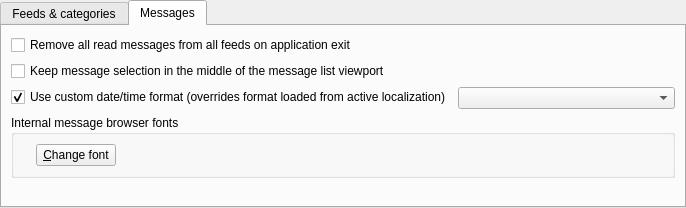
This is src/gui/settings/settingsfeedsmessages.ui in martinrotter/rssguard as Qt 5 draws it before an edit. The edited form follows.
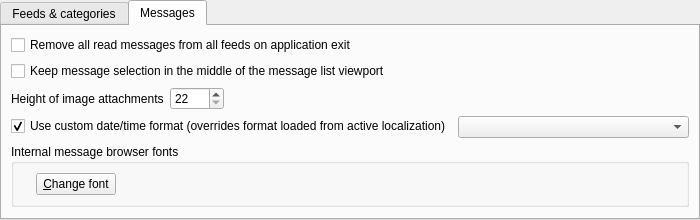
This is the edited form. The open tabs and pages were chosen to show the change. Custom widgets are drawn as their Qt base class.

Patch:
```diff
--- a/src/gui/settings/settingsfeedsmessages.ui
+++ b/src/gui/settings/settingsfeedsmessages.ui
@@ -6,8 +6,8 @@
    <rect>
     <x>0</x>
     <y>0</y>
-    <width>686</width>
-    <height>208</height>
+    <width>700</width>
+    <height>201</height>
    </rect>
   </property>
   <layout class="QHBoxLayout" name="horizontalLayout">
@@ -130,10 +130,7 @@
       <attribute name="title">
        <string>Messages</string>
       </attribute>
-      <layout class="QFormLayout" name="formLayout_11">
-       <property name="fieldGrowthPolicy">
-        <enum>QFormLayout::AllNonFixedFieldsGrow</enum>
-       </property>
+      <layout class="QFormLayout" name="formLayout">
        <item row="0" column="0">
         <widget class="QCheckBox" name="m_checkRemoveReadMessagesOnExit">
          <property name="text">
@@ -148,6 +145,27 @@
          </property>
         </widget>
        </item>
+       <item row="2" column="0">
+        <layout class="QHBoxLayout" name="horizontalLayout_2">
+         <item>
+          <widget class="QLabel" name="label">
+           <property name="text">
+            <string>Height of image attachments</string>
+           </property>
+          </widget>
+         </item>
+         <item>
+          <widget class="QSpinBox" name="m_spinHeightImageAttachments">
+           <property name="minimum">
+            <number>22</number>
+           </property>
+           <property name="maximum">
+            <number>1000</number>
+           </property>
+          </widget>
+         </item>
+        </layout>
+       </item>
        <item row="3" column="0">
         <widget class="QCheckBox" name="m_checkMessagesDateTimeFormat">
          <property name="text">
```
Left out of the diff: 26 changed lines with no effect on the pictures.
